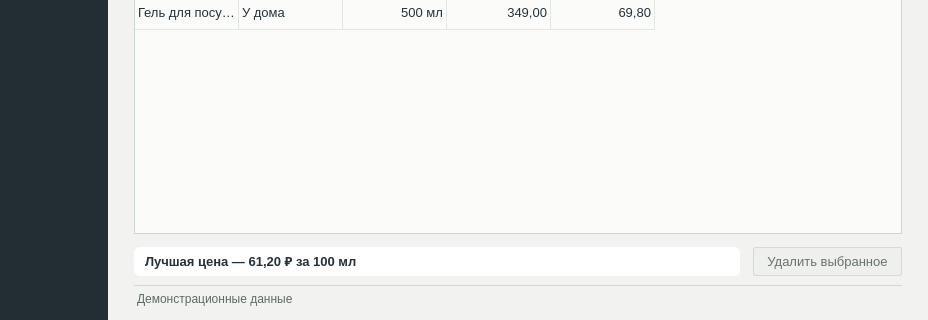
Before: the Qt Designer form household_goods.ui in Joe6355/_Analytics-for-household-goods, drawn with Qt 5; both pictures show x 112 to 1040 and y 290 to 610 of the 1040 by 610 pixel window.
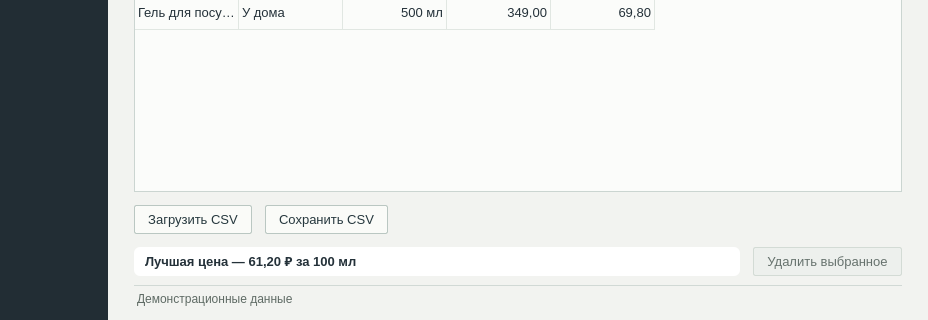
After: the same form once the commit is applied. The open tabs and pages were chosen to show the change. Icons and pictures are not drawn.

Commit message: Добавлены кнопки для CSV-таблицы

```diff
--- a/household_goods.ui
+++ b/household_goods.ui
@@ -1118,6 +1118,28 @@
                </item>
               </widget>
              </item>
+             <item>
+              <layout class="QHBoxLayout" name="csvActions">
+               <item>
+                <widget class="QPushButton" name="loadCsvButton">
+                 <property name="text"><string>Загрузить CSV</string></property>
+                 <property name="toolTip"><string>Заменить предложения данными из CSV-файла</string></property>
+                </widget>
+               </item>
+               <item>
+                <widget class="QPushButton" name="saveCsvButton">
+                 <property name="text"><string>Сохранить CSV</string></property>
+                </widget>
+               </item>
+               <item>
+                <spacer name="csvActionsSpacer">
+                 <property name="orientation"><enum>Qt::Horizontal</enum></property>
+                 <property name="sizeType"><enum>QSizePolicy::Expanding</enum></property>
+                 <property name="sizeHint" stdset="0"><size><width>0</width><height>0</height></size></property>
+                </spacer>
+               </item>
+              </layout>
+             </item>
              <item>
               <layout class="QHBoxLayout" name="offerActions" stretch="1,0">
                <item>
```
The commit also changes 1 other file.
